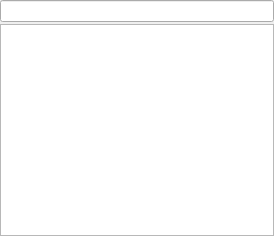
Above: resources/ui/bundleselector.ui from prymatex/prymatex before the change. Below: the same form after it.
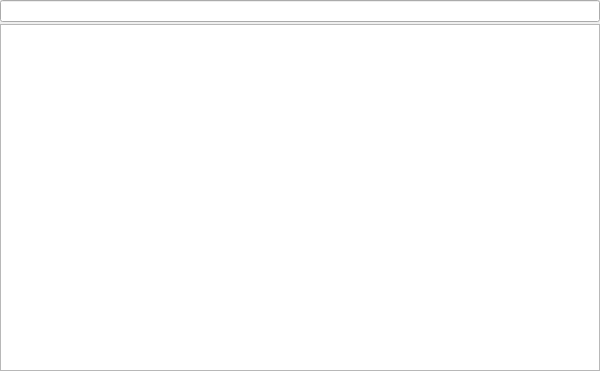
That is the form after the change.

What changed in the file:
```diff
--- a/resources/ui/bundleselector.ui
+++ b/resources/ui/bundleselector.ui
@@ -6,10 +6,16 @@
    <rect>
     <x>0</x>
     <y>0</y>
-    <width>274</width>
-    <height>236</height>
+    <width>600</width>
+    <height>371</height>
    </rect>
   </property>
+  <property name="minimumSize">
+   <size>
+    <width>600</width>
+    <height>371</height>
+   </size>
+  </property>
   <property name="windowTitle">
    <string>Dialog</string>
   </property>
```
Left out of the diff: 2 changed lines with no effect on the pictures.
